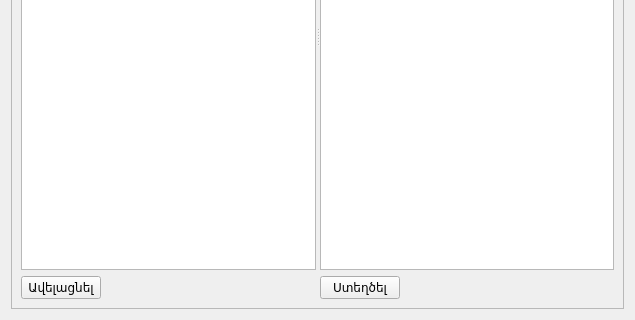
First picture: the form in src/settings.ui, repository ADCompany/AD-Farm, before the edit; both pictures show x 0 to 635 and y 248 to 568 of the 635 by 568 pixel window.
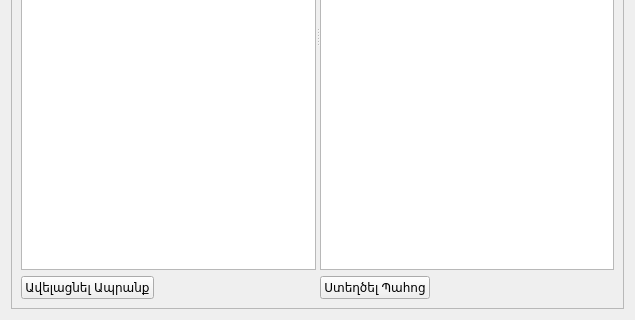
Second picture: the form after the edit.

```diff
--- a/src/settings.ui
+++ b/src/settings.ui
@@ -72,7 +72,7 @@
              <item>
               <widget class="QPushButton" name="pushButton">
                <property name="text">
-                <string>Ավելացնել</string>
+                <string>Ավելացնել Ապրանք</string>
                </property>
               </widget>
              </item>
@@ -93,7 +93,7 @@
            </item>
           </layout>
          </widget>
-         <widget class="QWidget" name="">
+         <widget class="QWidget" name="layoutWidget">
           <layout class="QVBoxLayout" name="verticalLayout_4">
            <item>
             <layout class="QVBoxLayout" name="verticalLayout_2">
@@ -131,7 +131,7 @@
              <item>
               <widget class="QPushButton" name="pushButton_2">
                <property name="text">
-                <string>Ստեղծել</string>
+                <string>Ստեղծել Պահոց</string>
                </property>
               </widget>
              </item>
```
Left out of the diff: 4 changed lines with no effect on the pictures.
